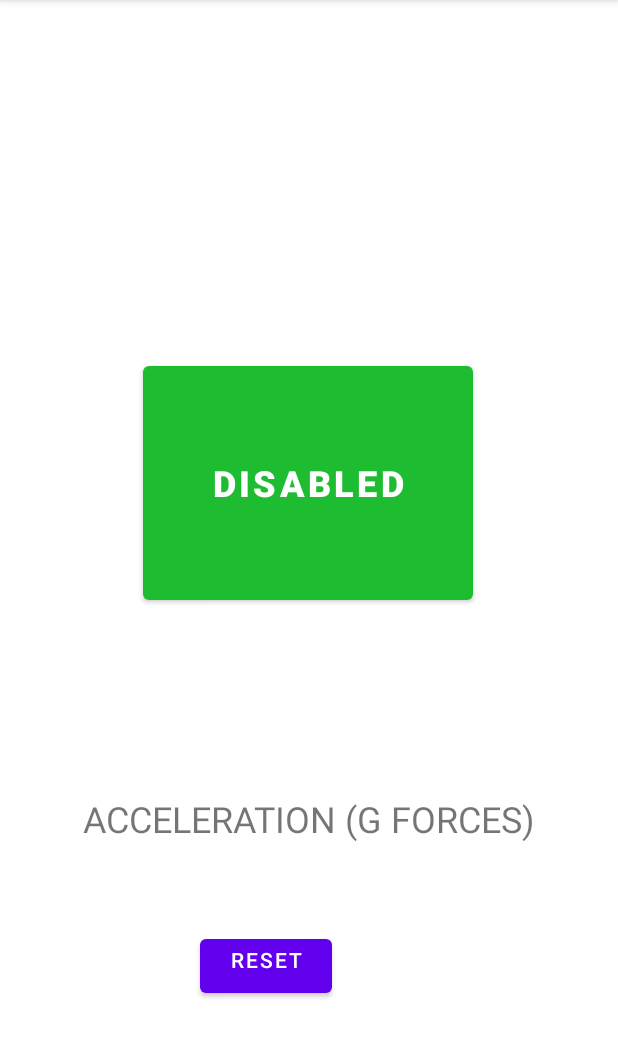
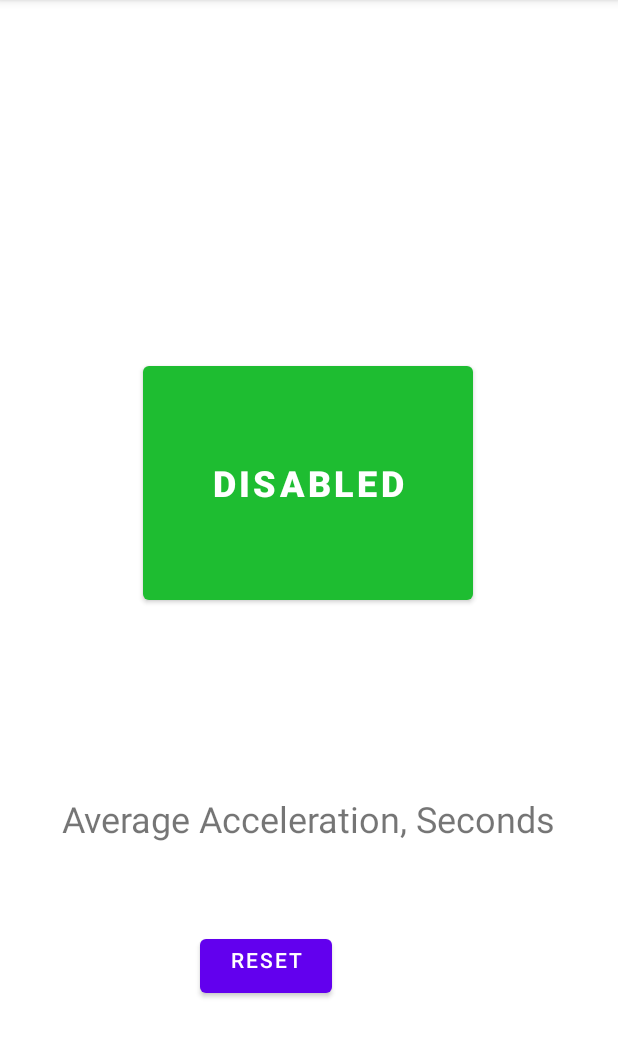
Before and after one commit to benjaminBroudy/Mobile-Theft-Alert, an Android app: the screen it shows after launch (MainActivity), after a tap on "START", on a phone screen of 412 x 824 dp, the part 84-1142 px from its top. Run offline under Robolectric (Android 15) with nearby library versions, the phone set to English and light mode, and no system bars.

Commit message:
Debug fully made

```diff
--- a/Mobile Theft Alert/app/src/main/java/com/example/cac2021service/MainActivity.java
+++ b/Mobile Theft Alert/app/src/main/java/com/example/cac2021service/MainActivity.java
@@ -12,23 +12,36 @@ import android.hardware.SensorManager;
 import android.hardware.SensorEventListener;
 import android.os.Build;
 import android.os.Bundle;
+import android.os.VibrationEffect;
+import android.os.Vibrator;
 import android.view.View;
 import android.widget.Button;
 import android.app.Notification;
 import android.app.NotificationManager;
 import android.widget.TextView;
 
+import java.sql.Time;
+import java.text.DecimalFormat;
+import java.util.concurrent.TimeUnit;
+
 public final class MainActivity extends AppCompatActivity implements View.OnClickListener, SensorEventListener {
 
     private Button button;
     private Button debugButton;
+
     private TextView acceleration;
+
     private SensorManager sensorManager;
+
     boolean off = true;
+
     boolean debug = true;
     boolean debug2 = false;
+
     float[] arr;
     int place = 0;
+
+    long startTime = 0;
 
     @Override
     protected void onCreate(Bundle savedInstanceState) {
@@ -84,8 +97,18 @@ public final class MainActivity extends AppCompatActivity implements View.OnClic
 
             if (debug) {
 
+                Vibrator vibrator = (Vibrator) getSystemService(VIBRATOR_SERVICE);
+
+                try {
+                    TimeUnit.SECONDS.sleep(4);
+                    vibrator.vibrate(VibrationEffect.createWaveform(new long[]{100, 1000, 100, 1000}, new int[]{255, 255, 255, 255}, -1));
+                } catch (InterruptedException e) {
+                    e.printStackTrace();
+                }
+
                 debug2 = true;
                 debug = false;
+                startTime = System.currentTimeMillis();
                 debugButton.setText("Reset");
 
             } else {
@@ -142,7 +165,7 @@ public final class MainActivity extends AppCompatActivity implements View.OnClic
 
             average = sum / (place - 1);
 
-            acceleration.setText(String.valueOf(average));
+            acceleration.setText(String.format("%.3f", Double.valueOf(average)) + ", " + ((System.currentTimeMillis() - startTime) / 1000));
 
         }
 
--- a/Mobile Theft Alert/app/src/main/res/layout/activity_main.xml
+++ b/Mobile Theft Alert/app/src/main/res/layout/activity_main.xml
@@ -41,7 +41,7 @@
         android:layout_marginRight="45dp"
         android:layout_marginBottom="180dp"
         android:gravity="center"
-        android:text="ACCELERATION (G FORCES)"
+        android:text="Average Acceleration, Seconds"
         android:textSize="24sp"
         app:layout_constraintBottom_toBottomOf="parent"
         app:layout_constraintEnd_toEndOf="parent"
```
